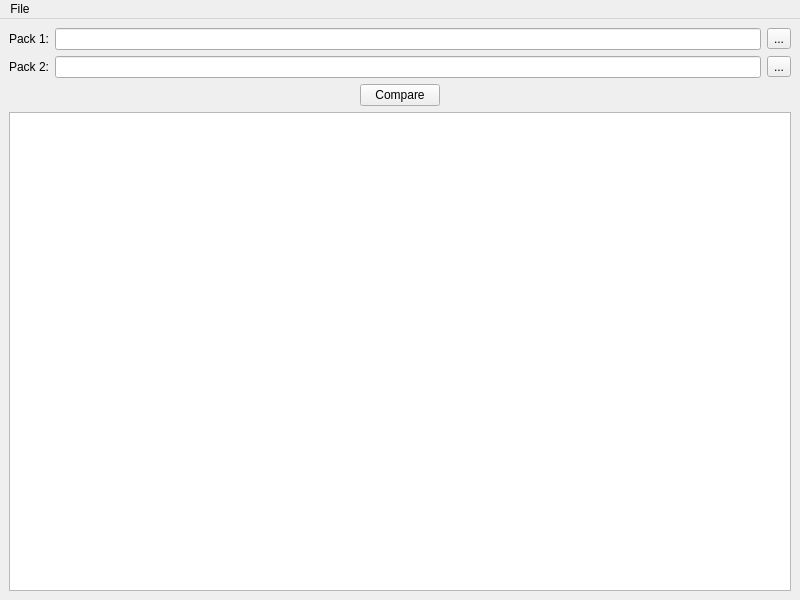
Before: the Qt Designer form TileZed/src/tiled/packcompare.ui in Unjammer/PZ_Mapping_Tools, drawn with Qt 5.
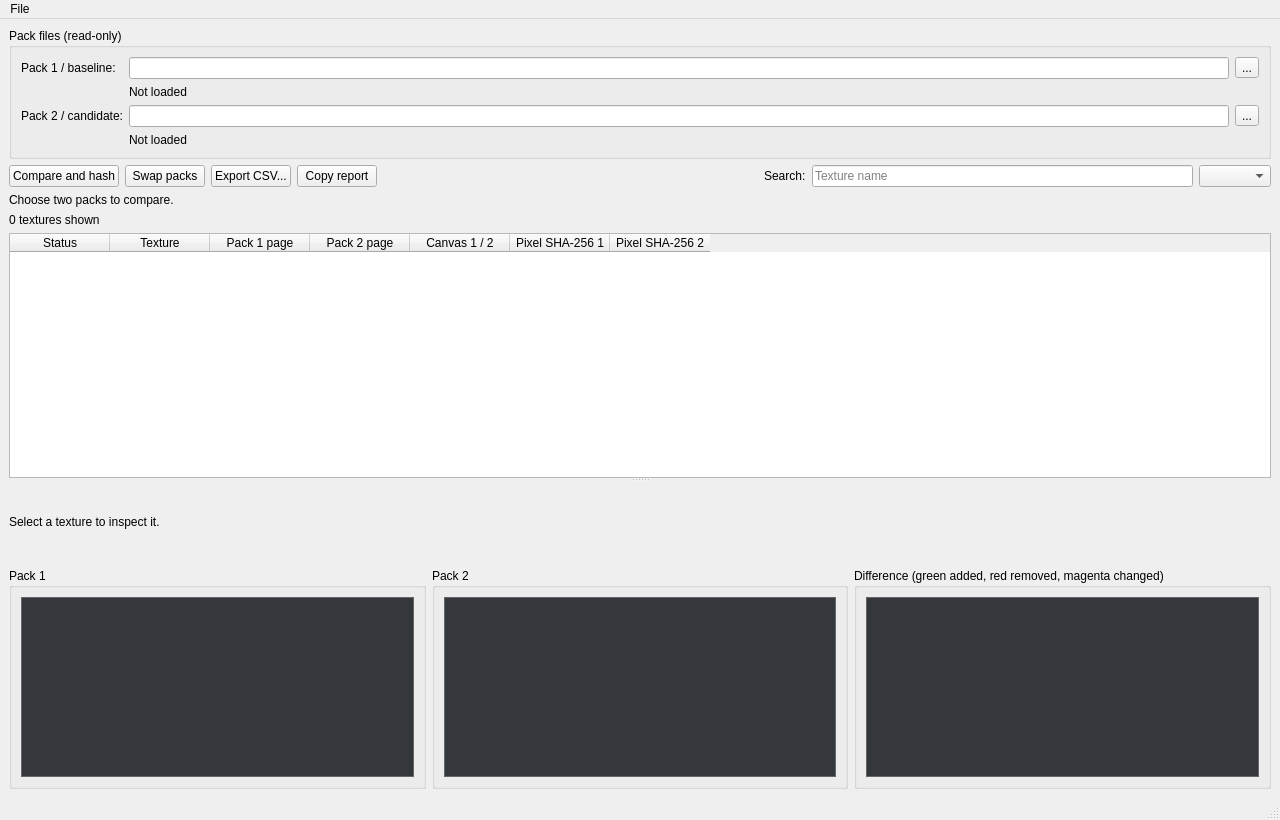
After: the same form once the commit is applied.

```diff
--- a/TileZed/src/tiled/packcompare.ui
+++ b/TileZed/src/tiled/packcompare.ui
@@ -6,64 +6,110 @@
    <rect>
     <x>0</x>
     <y>0</y>
-    <width>800</width>
-    <height>600</height>
+    <width>1280</width>
+    <height>820</height>
    </rect>
   </property>
   <property name="windowTitle">
    <string>MainWindow</string>
   </property>
   <widget class="QWidget" name="centralwidget">
-   <layout class="QGridLayout" name="gridLayout">
-    <item row="0" column="0">
-     <layout class="QHBoxLayout" name="horizontalLayout">
+   <layout class="QVBoxLayout" name="verticalLayout">
+    <item>
+     <widget class="QGroupBox" name="inputGroup">
+      <property name="title">
+       <string>Pack files (read-only)</string>
+      </property>
+      <layout class="QGridLayout" name="inputLayout">
+       <item row="0" column="0">
+        <widget class="QLabel" name="packLabel1">
+         <property name="text">
+          <string>Pack 1 / baseline:</string>
+         </property>
+        </widget>
+       </item>
+       <item row="0" column="1">
+        <widget class="QLineEdit" name="packEdit1"/>
+       </item>
+       <item row="0" column="2">
+        <widget class="QToolButton" name="packBrowse1">
+         <property name="text">
+          <string>...</string>
+         </property>
+        </widget>
+       </item>
+       <item row="1" column="1" colspan="2">
+        <widget class="QLabel" name="packSummary1">
+         <property name="text">
+          <string>Not loaded</string>
+         </property>
+         <property name="textInteractionFlags">
+          <set>Qt::TextSelectableByMouse</set>
+         </property>
+        </widget>
+       </item>
+       <item row="2" column="0">
+        <widget class="QLabel" name="packLabel2">
+         <property name="text">
+          <string>Pack 2 / candidate:</string>
+         </property>
+        </widget>
+       </item>
+       <item row="2" column="1">
+        <widget class="QLineEdit" name="packEdit2"/>
+       </item>
+       <item row="2" column="2">
+        <widget class="QToolButton" name="packBrowse2">
+         <property name="text">
+          <string>...</string>
+         </property>
+        </widget>
+       </item>
+       <item row="3" column="1" colspan="2">
+        <widget class="QLabel" name="packSummary2">
+         <property name="text">
+          <string>Not loaded</string>
+         </property>
+         <property name="textInteractionFlags">
+          <set>Qt::TextSelectableByMouse</set>
+         </property>
+        </widget>
+       </item>
+      </layout>
+     </widget>
+    </item>
+    <item>
+     <layout class="QHBoxLayout" name="commandLayout">
       <item>
-       <widget class="QLabel" name="packLabel1">
+       <widget class="QPushButton" name="compareButton">
         <property name="text">
-         <string>Pack 1:</string>
+         <string>Compare and hash</string>
         </property>
        </widget>
       </item>
       <item>
-       <widget class="QLineEdit" name="packEdit1"/>
-      </item>
-      <item>
-       <widget class="QToolButton" name="packBrowse1">
+       <widget class="QPushButton" name="swapButton">
         <property name="text">
-         <string>...</string>
+         <string>Swap packs</string>
         </property>
        </widget>
       </item>
-     </layout>
-    </item>
-    <item row="1" column="0">
-     <layout class="QHBoxLayout" name="horizontalLayout_2">
       <item>
-       <widget class="QLabel" name="packLabel2">
+       <widget class="QPushButton" name="exportButton">
         <property name="text">
-         <string>Pack 2:</string>
+         <string>Export CSV...</string>
         </property>
        </widget>
       </item>
       <item>
-       <widget class="QLineEdit" name="packEdit2"/>
-      </item>
-      <item>
-       <widget class="QToolButton" name="packBrowse2">
+       <widget class="QPushButton" name="copyButton">
         <property name="text">
-         <string>...</string>
+         <string>Copy report</string>
         </property>
        </widget>
       </item>
-     </layout>
-    </item>
-    <item row="5" column="0">
-     <widget class="QTextBrowser" name="textBrowser"/>
-    </item>
-    <item row="3" column="0">
-     <layout class="QHBoxLayout" name="horizontalLayout_3">
       <item>
-       <spacer name="horizontalSpacer">
+       <spacer name="commandSpacer">
         <property name="orientation">
          <enum>Qt::Horizontal</enum>
         </property>
@@ -76,33 +122,184 @@
        </spacer>
       </item>
       <item>
-       <widget class="QPushButton" name="compare">
-        <property name="sizePolicy">
-         <sizepolicy hsizetype="Minimum" vsizetype="Fixed">
-          <horstretch>0</horstretch>
-          <verstretch>0</verstretch>
-         </sizepolicy>
-        </property>
+       <widget class="QLabel" name="searchLabel">
         <property name="text">
-         <string>Compare</string>
+         <string>Search:</string>
         </property>
        </widget>
       </item>
       <item>
-       <spacer name="horizontalSpacer_2">
-        <property name="orientation">
-         <enum>Qt::Horizontal</enum>
+       <widget class="QLineEdit" name="searchEdit">
+        <property name="placeholderText">
+         <string>Texture name</string>
         </property>
-        <property name="sizeHint" stdset="0">
-         <size>
-          <width>40</width>
-          <height>20</height>
-         </size>
-        </property>
-       </spacer>
+       </widget>
       </item>
+      <item>
+       <widget class="QComboBox" name="statusFilter"/>
+      </item>
      </layout>
     </item>
+    <item>
+     <widget class="QLabel" name="comparisonSummary">
+      <property name="text">
+       <string>Choose two packs to compare.</string>
+      </property>
+     </widget>
+    </item>
+    <item>
+     <widget class="QLabel" name="visibleSummary">
+      <property name="text">
+       <string>0 textures shown</string>
+      </property>
+     </widget>
+    </item>
+    <item>
+     <widget class="QSplitter" name="mainSplitter">
+      <property name="orientation">
+       <enum>Qt::Vertical</enum>
+      </property>
+      <widget class="QTableWidget" name="comparisonTable">
+       <property name="alternatingRowColors">
+        <bool>true</bool>
+       </property>
+       <property name="sortingEnabled">
+        <bool>true</bool>
+       </property>
+       <column>
+        <property name="text">
+         <string>Status</string>
+        </property>
+       </column>
+       <column>
+        <property name="text">
+         <string>Texture</string>
+        </property>
+       </column>
+       <column>
+        <property name="text">
+         <string>Pack 1 page</string>
+        </property>
+       </column>
+       <column>
+        <property name="text">
+         <string>Pack 2 page</string>
+        </property>
+       </column>
+       <column>
+        <property name="text">
+         <string>Canvas 1 / 2</string>
+        </property>
+       </column>
+       <column>
+        <property name="text">
+         <string>Pixel SHA-256 1</string>
+        </property>
+       </column>
+       <column>
+        <property name="text">
+         <string>Pixel SHA-256 2</string>
+        </property>
+       </column>
+      </widget>
+      <widget class="QWidget" name="previewPanel">
+       <layout class="QVBoxLayout" name="previewPanelLayout">
+        <item>
+         <widget class="QLabel" name="detailLabel">
+          <property name="text">
+           <string>Select a texture to inspect it.</string>
+          </property>
+          <property name="wordWrap">
+           <bool>true</bool>
+          </property>
+          <property name="textInteractionFlags">
+           <set>Qt::TextSelectableByMouse</set>
+          </property>
+         </widget>
+        </item>
+        <item>
+         <layout class="QHBoxLayout" name="previewsLayout">
+          <item>
+           <widget class="QGroupBox" name="previewGroup1">
+            <property name="title">
+             <string>Pack 1</string>
+            </property>
+            <layout class="QVBoxLayout" name="previewLayout1">
+             <item>
+              <widget class="QLabel" name="preview1">
+               <property name="minimumSize">
+                <size>
+                 <width>260</width>
+                 <height>180</height>
+                </size>
+               </property>
+               <property name="styleSheet">
+                <string notr="true">background-color: #34373b; border: 1px solid #666;</string>
+               </property>
+               <property name="alignment">
+                <set>Qt::AlignCenter</set>
+               </property>
+              </widget>
+             </item>
+            </layout>
+           </widget>
+          </item>
+          <item>
+           <widget class="QGroupBox" name="previewGroup2">
+            <property name="title">
+             <string>Pack 2</string>
+            </property>
+            <layout class="QVBoxLayout" name="previewLayout2">
+             <item>
+              <widget class="QLabel" name="preview2">
+               <property name="minimumSize">
+                <size>
+                 <width>260</width>
+                 <height>180</height>
+                </size>
+               </property>
+               <property name="styleSheet">
+                <string notr="true">background-color: #34373b; border: 1px solid #666;</string>
+               </property>
+               <property name="alignment">
+                <set>Qt::AlignCenter</set>
+               </property>
+              </widget>
+             </item>
+            </layout>
+           </widget>
+          </item>
+          <item>
+           <widget class="QGroupBox" name="previewDiffGroup">
+            <property name="title">
+             <string>Difference (green added, red removed, magenta changed)</string>
+            </property>
+            <layout class="QVBoxLayout" name="previewDiffLayout">
+             <item>
+              <widget class="QLabel" name="previewDiff">
+               <property name="minimumSize">
+                <size>
+                 <width>260</width>
+                 <height>180</height>
+                </size>
+               </property>
+               <property name="styleSheet">
+                <string notr="true">background-color: #34373b; border: 1px solid #666;</string>
+               </property>
+               <property name="alignment">
+                <set>Qt::AlignCenter</set>
+               </property>
+              </widget>
+             </item>
+            </layout>
+           </widget>
+          </item>
+         </layout>
+        </item>
+       </layout>
+      </widget>
+     </widget>
+    </item>
    </layout>
   </widget>
   <widget class="QMenuBar" name="menubar">
@@ -110,7 +307,7 @@
     <rect>
      <x>0</x>
      <y>0</y>
-     <width>800</width>
+     <width>1280</width>
      <height>21</height>
     </rect>
    </property>
@@ -122,6 +319,12 @@
    </widget>
    <addaction name="menuFile"/>
   </widget>
+  <widget class="QStatusBar" name="statusbar"/>
+  <action name="actionExportReport">
+   <property name="text">
+    <string>Export comparison report...</string>
+   </property>
+  </action>
   <action name="actionClose">
    <property name="text">
     <string>Close</string>
```
Left out of the diff: 4 changed lines with no effect on the pictures.
